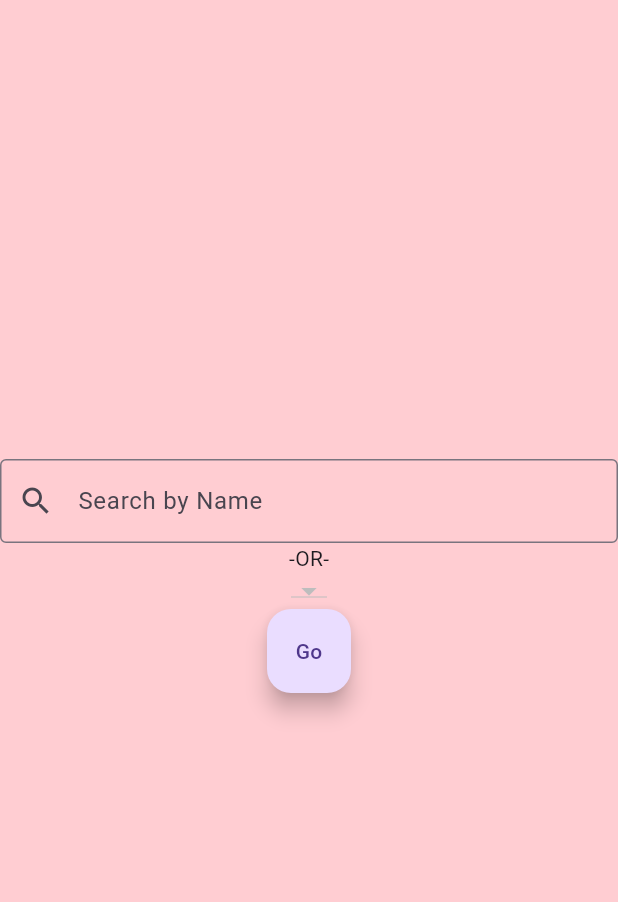
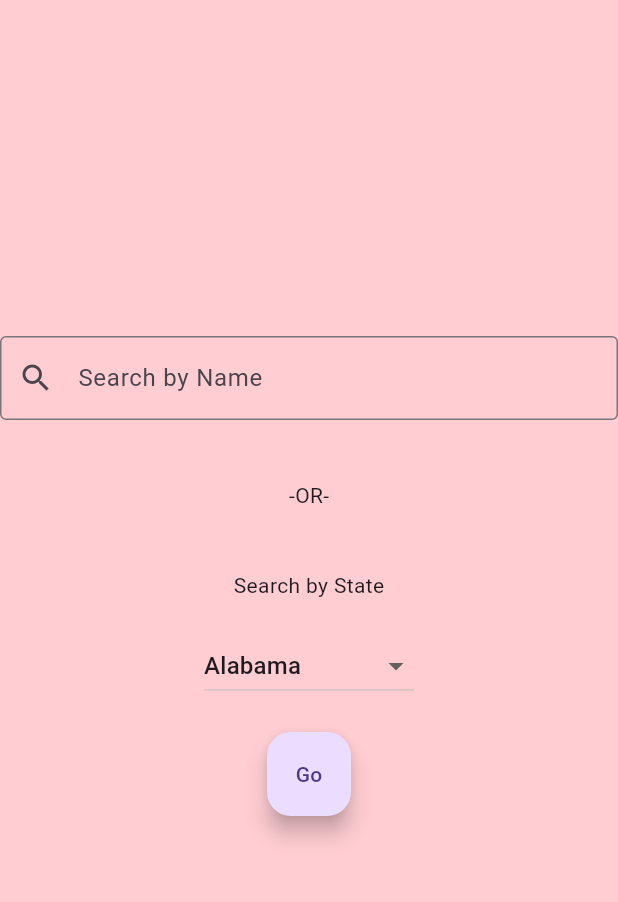
Before and after one commit to dylcarinc/Final-Project, a Flutter app: the screen it shows after launch, on a phone screen of 412 x 824 dp, the part 84-986 px from its top. Run offline on Flutter 3.47's test engine with Material 3 defaults, Android fonts, the phone set to English and light mode, and no system bars; our stand-ins replace pie_chart.

Commit message:
Some formatting

```diff
--- a/school_audit_navigator/lib/main.dart
+++ b/school_audit_navigator/lib/main.dart
@@ -51,7 +51,12 @@ class _MyHomePageState extends State<MyHomePage> {
           border: OutlineInputBorder(),
           prefixIcon: Icon(Icons.search),
         ),),
-            const Text('-OR-',),
+
+          SizedBox(height: 40.0,),
+          const Text('-OR-',),
+          SizedBox(height: 40.0),
+          const Text('Search by State'),
+          SizedBox(height: 20,),
           DropdownButton<States>(
             items: States.values.map((States classType) {
             return DropdownMenuItem<States>(
@@ -64,6 +69,7 @@ class _MyHomePageState extends State<MyHomePage> {
             });
           },
         ),
+        SizedBox(height: 20,),
           FloatingActionButton(
           onPressed: () async {
           await Navigator.push(
--- /dev/null
+++ b/school_audit_navigator/lib/objects/states.dart
@@ -0,0 +1,62 @@
+enum States {
+  al('Alabama'),
+  ak('Alaska'),
+  az('Arizona'),
+  ar('Arkansas'),
+  ca('California'),
+  co('Colorado'),
+  ct('Connecticut'),
+  de('Delaware'),
+  fl('Florida'),
+  ga('Georgia'),
+  hi('Hawaii'),
+  id('Idaho'),
+  il('Illinois'),
+  ind('Indiana'),
+  ia('Iowa'),
+  ks('Kansas'),
+  ky('Kentucky'),
+  la('Louisiana'),
+  me('Maine'),
+  md('Maryland'),
+  ma('Massachusetts'),
+  mi('Michigan'),
+  mn('Minnesota'),
+  ms('Mississippi'),
+  mo('Missouri'),
+  mt('Montana'),
+  ne('Nebraska'),
+  nv('Nevada'),
+  nh('New Hampshire'),
+  nj('New Jersey'),
+  nm('New Mexico'),
+  ny('New York'),
+  nc('North Carolina'),
+  nd('North Dakota'),
+  oh('Ohio'),
+  ok('Oklahoma'),
+  or('Oregon'),
+  pa('Pennsylvania'),
+  ri('Rhode Island'),
+  sc('South Carolina'),
+  sd('South Dakota'),
+  tn('Tennessee'),
+  tx('Texas'),
+  ut('Utah'),
+  vt('Vermont'),
+  va('Virginia'),
+  wa('Washington'),
+  wv('West Virginia'),
+  wi('Wisconsin'),
+  wy('Wyoming')
+  ;
+
+
+
+
+  const States(this.state);
+  final String state;
+  String returnState() {
+    return state;
+  }
+}
```
